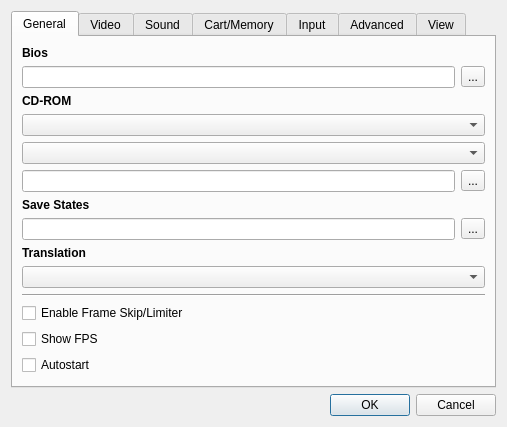
The window that yabause/src/qt/ui/UISettings.ui (KitoHo/yabause) describes before a commit, drawn with Qt 5.
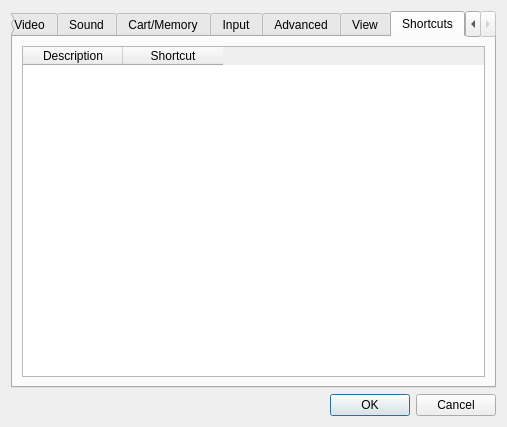
The same window after the commit. The open tabs and pages were chosen to show the change. Custom widgets are drawn as their Qt base class.

Commit message: Added shortcut editing to qt port

Diff of the .ui file:
```diff
--- a/yabause/src/qt/ui/UISettings.ui
+++ b/yabause/src/qt/ui/UISettings.ui
@@ -719,6 +719,58 @@
          </attribute>
         </widget>
        </item>
+       <item row="5" column="0">
+        <widget class="QRadioButton" name="rbLogWindowNever">
+         <property name="text">
+          <string>Never</string>
+         </property>
+         <attribute name="buttonGroup">
+          <string notr="true">bgShowLogWindow</string>
+         </attribute>
+        </widget>
+       </item>
+      </layout>
+     </widget>
+     <widget class="QWidget" name="tab">
+      <attribute name="title">
+       <string>Shortcuts</string>
+      </attribute>
+      <layout class="QVBoxLayout" name="verticalLayout">
+       <item>
+        <widget class="UIShortcutManager" name="twShortcuts">
+         <property name="tabKeyNavigation">
+          <bool>false</bool>
+         </property>
+         <property name="dragDropOverwriteMode">
+          <bool>false</bool>
+         </property>
+         <property name="selectionBehavior">
+          <enum>QAbstractItemView::SelectRows</enum>
+         </property>
+         <attribute name="horizontalHeaderCascadingSectionResizes">
+          <bool>false</bool>
+         </attribute>
+         <attribute name="horizontalHeaderStretchLastSection">
+          <bool>false</bool>
+         </attribute>
+         <attribute name="verticalHeaderVisible">
+          <bool>false</bool>
+         </attribute>
+         <attribute name="verticalHeaderStretchLastSection">
+          <bool>false</bool>
+         </attribute>
+         <column>
+          <property name="text">
+           <string>Description</string>
+          </property>
+         </column>
+         <column>
+          <property name="text">
+           <string>Shortcut</string>
+          </property>
+         </column>
+        </widget>
+       </item>
       </layout>
      </widget>
     </widget>
@@ -742,6 +794,11 @@
    <header>ui/UIPortManager.h</header>
    <container>1</container>
   </customwidget>
+  <customwidget>
+   <class>UIShortcutManager</class>
+   <extends>QTableWidget</extends>
+   <header>UIShortcutManager.h</header>
+  </customwidget>
  </customwidgets>
  <resources/>
  <connections>
```
Left out of the diff: 10 changed lines with no effect on the pictures. The commit also changes 6 other files.
